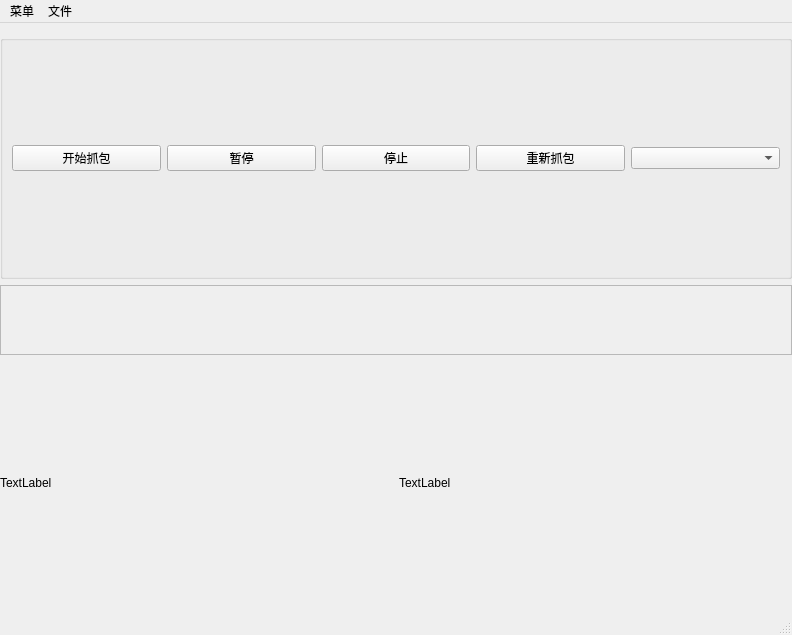
Old version of the form MainWindow.ui in the repository CryingCarp/Sniffer.
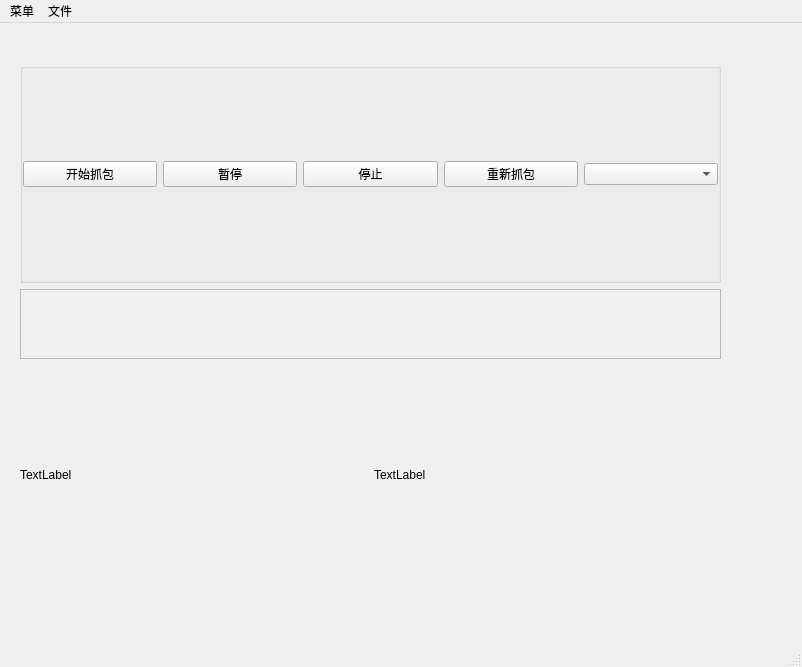
New version of the form.

Commit message: 更新ui

```diff
--- a/MainWindow.ui
+++ b/MainWindow.ui
@@ -6,8 +6,8 @@
    <rect>
     <x>0</x>
     <y>0</y>
-    <width>792</width>
-    <height>635</height>
+    <width>802</width>
+    <height>667</height>
    </rect>
   </property>
   <property name="sizePolicy">
@@ -26,17 +26,17 @@
      <verstretch>0</verstretch>
     </sizepolicy>
    </property>
-   <layout class="QGridLayout" name="gridLayout">
-    <property name="leftMargin">
-     <number>0</number>
+   <widget class="QWidget" name="layoutWidget">
+    <property name="geometry">
+     <rect>
+      <x>20</x>
+      <y>40</y>
+      <width>701</width>
+      <height>521</height>
+     </rect>
     </property>
-    <property name="topMargin">
-     <number>12</number>
-    </property>
-    <property name="rightMargin">
-     <number>0</number>
-    </property>
-    <item row="1" column="0">
+    <layout class="QVBoxLayout" name="verticalLayout">
+     <item>
      <widget class="QGroupBox" name="groupBox">
       <property name="enabled">
        <bool>true</bool>
@@ -51,6 +51,21 @@
        <string/>
       </property>
       <layout class="QHBoxLayout" name="horizontalLayout">
+        <property name="spacing">
+         <number>6</number>
+        </property>
+        <property name="leftMargin">
+         <number>0</number>
+        </property>
+        <property name="topMargin">
+         <number>0</number>
+        </property>
+        <property name="rightMargin">
+         <number>0</number>
+        </property>
+        <property name="bottomMargin">
+         <number>0</number>
+        </property>
        <item>
         <widget class="QPushButton" name="sniff_button">
          <property name="text">
@@ -85,7 +100,7 @@
       </layout>
      </widget>
     </item>
-    <item row="2" column="0">
+     <item>
      <widget class="QScrollArea" name="scrollArea">
       <property name="sizePolicy">
        <sizepolicy hsizetype="Minimum" vsizetype="Maximum">
@@ -101,22 +116,15 @@
         <rect>
          <x>0</x>
          <y>0</y>
-         <width>790</width>
-         <height>72</height>
+          <width>697</width>
+          <height>69</height>
         </rect>
        </property>
       </widget>
      </widget>
     </item>
-    <item row="3" column="0">
+     <item>
      <layout class="QHBoxLayout" name="horizontalLayout_2">
-      <item>
-       <widget class="QLabel" name="label_2">
-        <property name="text">
-         <string>TextLabel</string>
-        </property>
-       </widget>
-      </item>
       <item>
        <widget class="QLabel" name="label">
         <property name="sizePolicy">
@@ -130,17 +138,25 @@
         </property>
        </widget>
       </item>
+       <item>
+        <widget class="QLabel" name="label_2">
+         <property name="text">
+          <string>TextLabel</string>
+         </property>
+        </widget>
+       </item>
      </layout>
     </item>
    </layout>
+   </widget>
   </widget>
   <widget class="QMenuBar" name="menubar">
    <property name="geometry">
     <rect>
      <x>0</x>
      <y>0</y>
-     <width>792</width>
-     <height>37</height>
+     <width>802</width>
+     <height>22</height>
     </rect>
    </property>
    <widget class="QMenu" name="menu">
```
Left out of the diff: 2 changed lines with no effect on the pictures. Lines whose indentation alone changed are shown as unchanged.
